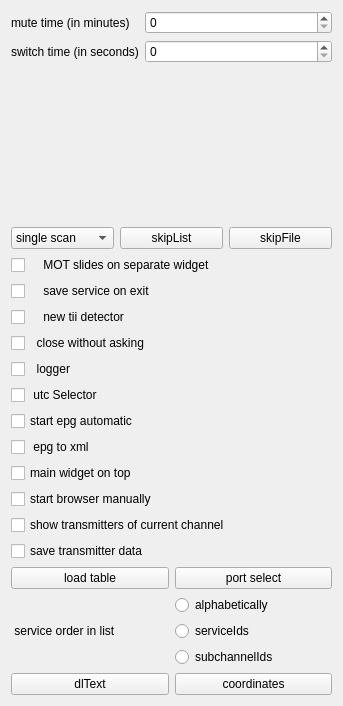
First picture: the form in qt-dab-s4/forms-v4/config-helper.ui, repository JvanKatwijk/qt-dab, before the edit.
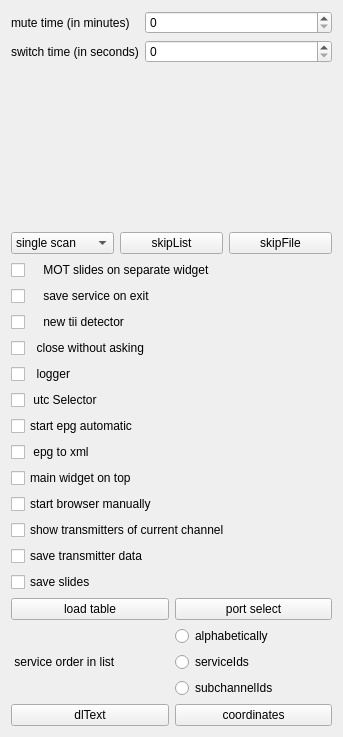
Second picture: the form after the edit. Custom widgets are drawn as their Qt base class.

What changed in the file:
```diff
--- a/qt-dab-s4/forms-v4/config-helper.ui
+++ b/qt-dab-s4/forms-v4/config-helper.ui
@@ -7,7 +7,7 @@
     <x>0</x>
     <y>0</y>
     <width>343</width>
-    <height>706</height>
+    <height>737</height>
    </rect>
   </property>
   <property name="windowTitle">
@@ -212,6 +212,16 @@
      </property>
     </widget>
    </item>
+   <item>
+    <widget class="QCheckBox" name="saveSlides">
+     <property name="toolTip">
+      <string>&lt;html&gt;&lt;head/&gt;&lt;body&gt;&lt;p&gt;If set, the slides appearing during transmissions are saved.&lt;/p&gt;&lt;/body&gt;&lt;/html&gt;</string>
+     </property>
+     <property name="text">
+      <string>save slides</string>
+     </property>
+    </widget>
+   </item>
    <item>
     <layout class="QHBoxLayout" name="horizontalLayout_2">
      <item>
```
